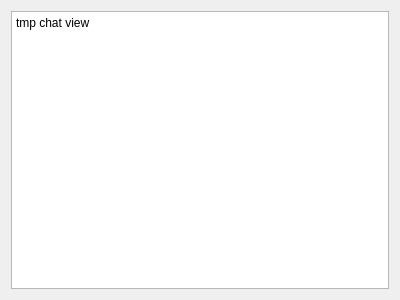
First picture: the form in Client/chatview.ui, repository mathe-matician/zIRC, before the edit.
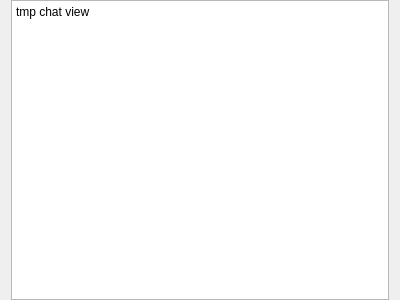
Second picture: the form after the edit.

Patch:
```diff
--- a/Client/chatview.ui
+++ b/Client/chatview.ui
@@ -14,6 +14,12 @@
    <string>Form</string>
   </property>
   <layout class="QHBoxLayout" name="horizontalLayout">
+   <property name="topMargin">
+    <number>0</number>
+   </property>
+   <property name="bottomMargin">
+    <number>0</number>
+   </property>
    <item>
     <widget class="QPlainTextEdit" name="plainTextEdit">
      <property name="plainText">
```
